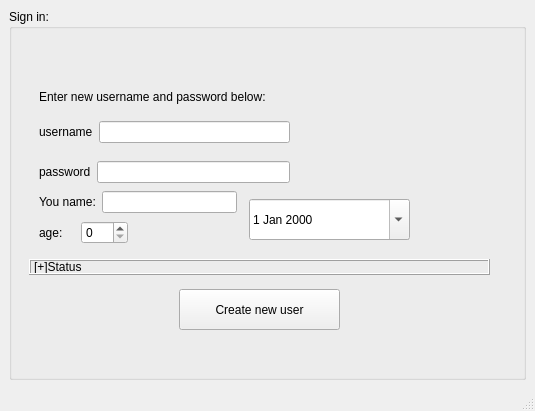
First picture: the form in sign_window.ui, repository hjnowakowski/music-player, before the edit.
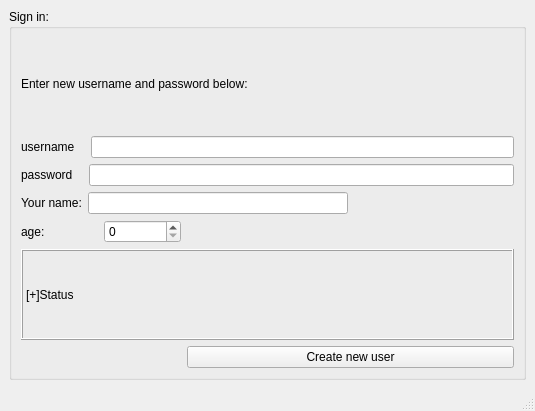
Second picture: the form after the edit.

Diff of the .ui file:
```diff
--- a/sign_window.ui
+++ b/sign_window.ui
@@ -14,71 +14,26 @@
    <string>Sign in window</string>
   </property>
   <widget class="QWidget" name="centralwidget">
-   <layout class="QVBoxLayout" name="verticalLayout">
-    <item>
+   <layout class="QGridLayout" name="gridLayout">
+    <item row="0" column="0">
      <widget class="QGroupBox" name="groupBox">
       <property name="title">
        <string>Sign in:</string>
       </property>
+      <layout class="QGridLayout" name="gridLayout_2">
+       <item row="0" column="0" colspan="3">
       <widget class="QLabel" name="label_3">
-       <property name="geometry">
-        <rect>
-         <x>30</x>
-         <y>80</y>
-         <width>271</width>
-         <height>16</height>
-        </rect>
-       </property>
        <property name="text">
         <string>Enter new username and password below:</string>
        </property>
       </widget>
-      <widget class="QPushButton" name="pushButton_signin">
-       <property name="geometry">
-        <rect>
-         <x>170</x>
-         <y>280</y>
-         <width>161</width>
-         <height>41</height>
-        </rect>
-       </property>
-       <property name="text">
-        <string>Create new user</string>
-       </property>
-      </widget>
-      <widget class="QLabel" name="label_status">
-       <property name="geometry">
-        <rect>
-         <x>20</x>
-         <y>250</y>
-         <width>461</width>
-         <height>16</height>
-        </rect>
-       </property>
-       <property name="frameShape">
-        <enum>QFrame::Box</enum>
-       </property>
-       <property name="frameShadow">
-        <enum>QFrame::Raised</enum>
-       </property>
-       <property name="text">
-        <string>[+]Status</string>
-       </property>
-      </widget>
-      <widget class="QWidget" name="layoutWidget">
-       <property name="geometry">
-        <rect>
-         <x>30</x>
-         <y>110</y>
-         <width>251</width>
-         <height>26</height>
-        </rect>
-       </property>
+       </item>
+       <item row="1" column="0" colspan="3">
        <layout class="QHBoxLayout" name="horizontalLayout">
         <item>
          <widget class="QLabel" name="label_1">
           <property name="text">
-           <string>username</string>
+            <string>username   </string>
           </property>
          </widget>
         </item>
@@ -86,43 +41,34 @@
          <widget class="QLineEdit" name="lineEdit_newusername"/>
         </item>
        </layout>
-      </widget>
-      <widget class="QWidget" name="layoutWidget">
-       <property name="geometry">
-        <rect>
-         <x>30</x>
-         <y>150</y>
-         <width>251</width>
-         <height>26</height>
-        </rect>
-       </property>
+       </item>
+       <item row="2" column="0" colspan="3">
        <layout class="QHBoxLayout" name="horizontalLayout_2">
         <item>
          <widget class="QLabel" name="label_2">
           <property name="text">
-           <string>password</string>
+            <string>password   </string>
           </property>
          </widget>
         </item>
         <item>
-         <widget class="QLineEdit" name="lineEdit_newpassword"/>
-        </item>
-       </layout>
-      </widget>
-      <widget class="QWidget" name="layoutWidget">
-       <property name="geometry">
-        <rect>
-         <x>30</x>
-         <y>180</y>
-         <width>198</width>
-         <height>26</height>
-        </rect>
-       </property>
+          <widget class="QLineEdit" name="lineEdit_newpassword">
+           <property name="inputMethodHints">
+            <set>Qt::ImhNoAutoUppercase|Qt::ImhNoPredictiveText|Qt::ImhSensitiveData</set>
+           </property>
+           <property name="echoMode">
+            <enum>QLineEdit::Password</enum>
+           </property>
+          </widget>
+         </item>
+        </layout>
+       </item>
+       <item row="3" column="0" colspan="2">
        <layout class="QHBoxLayout" name="horizontalLayout_3">
         <item>
          <widget class="QLabel" name="label_9">
           <property name="text">
-           <string>You name:</string>
+            <string>Your name:</string>
           </property>
          </widget>
         </item>
@@ -130,16 +76,8 @@
          <widget class="QLineEdit" name="lineEdit_name"/>
         </item>
        </layout>
-      </widget>
-      <widget class="QWidget" name="layoutWidget">
-       <property name="geometry">
-        <rect>
-         <x>30</x>
-         <y>210</y>
-         <width>89</width>
-         <height>27</height>
-        </rect>
-       </property>
+       </item>
+       <item row="4" column="0">
        <layout class="QHBoxLayout" name="horizontalLayout_4">
         <item>
          <widget class="QLabel" name="label_10">
@@ -156,20 +94,28 @@
          </widget>
         </item>
        </layout>
-      </widget>
-      <widget class="QDateEdit" name="dateEdit_userbirth">
-       <property name="geometry">
-        <rect>
-         <x>240</x>
-         <y>190</y>
-         <width>161</width>
-         <height>41</height>
-        </rect>
-       </property>
-       <property name="calendarPopup">
-        <bool>true</bool>
-       </property>
-      </widget>
+       </item>
+       <item row="5" column="0" colspan="3">
+        <widget class="QLabel" name="label_status">
+         <property name="frameShape">
+          <enum>QFrame::Box</enum>
+         </property>
+         <property name="frameShadow">
+          <enum>QFrame::Raised</enum>
+         </property>
+         <property name="text">
+          <string>[+]Status</string>
+         </property>
+        </widget>
+       </item>
+       <item row="6" column="1" colspan="2">
+        <widget class="QPushButton" name="pushButton_signin">
+         <property name="text">
+          <string>Create new user</string>
+         </property>
+        </widget>
+       </item>
+      </layout>
      </widget>
     </item>
    </layout>
```
Lines whose indentation alone changed are shown as unchanged.
